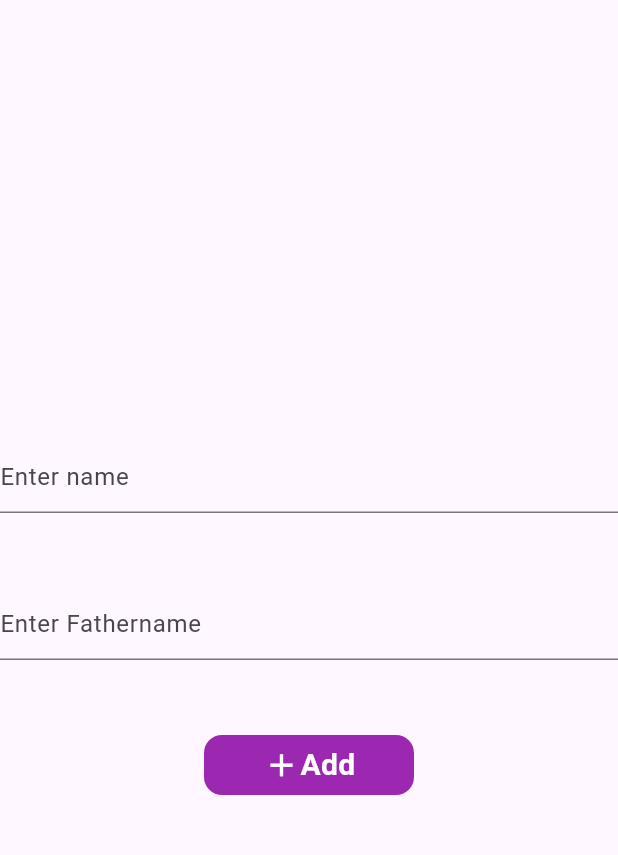
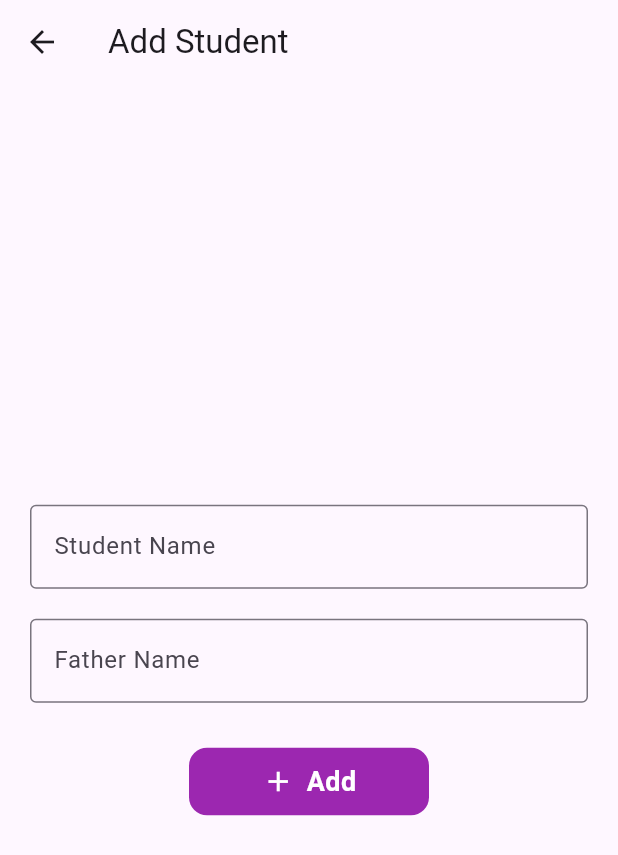
Before and after one commit to yasirkhan5476/Flutter_crud_operations, a Flutter app: the screen it shows after launch, after a tap on the "add" icon, on a phone screen of 412 x 824 dp. Shown: the top 855 px of the screen. Run offline on Flutter 3.47's test engine with Material 3 defaults, Android fonts, the light colour scheme and no system bars.

Commit message:
read and update work

```diff
--- a/lib/AddStudent.dart
+++ b/lib/AddStudent.dart
@@ -1,74 +1,119 @@
 import 'package:flutter/material.dart';
-import 'package:flutterprojecttodo/Studentinfo.dart';
+import 'Studentinfo.dart';
 
 class Addstudent extends StatefulWidget {
-  const Addstudent({super.key});
+  final Students? studentToEdit; // If provided, we are in UPDATE mode
+
+  const Addstudent({super.key, this.studentToEdit});
 
   @override
   State<Addstudent> createState() => _AddstudentState();
 }
 
 class _AddstudentState extends State<Addstudent> {
-  final TextEditingController nameController = TextEditingController();
-  final TextEditingController fatherController = TextEditingController();
-  void savestudent(){
-    String name = nameController.text;
-    String Fathername= fatherController.text;
-    final newStudent= Students(
+  late TextEditingController nameController;
+  late TextEditingController fatherController;
 
-        name:name,
-        fathername: Fathername
+  @override
+  void initState() {
+    super.initState();
+    // Prefill text fields if editing an existing student
+    nameController = TextEditingController(
+      text: widget.studentToEdit != null ? widget.studentToEdit!.name : '',
     );
-    Navigator.pop(context,newStudent);
+    fatherController = TextEditingController(
+      text: widget.studentToEdit != null ? widget.studentToEdit!.fathername : '',
+    );
+  }
 
+  @override
+  void dispose() {
+    nameController.dispose();
+    fatherController.dispose();
+    super.dispose();
   }
+
+  void savestudent() {
+    String name = nameController.text.trim();
+    String fathername = fatherController.text.trim();
+
+    if (name.isEmpty || fathername.isEmpty) {
+      ScaffoldMessenger.of(context).showSnackBar(
+        const SnackBar(content: Text("Please fill all fields")),
+      );
+      return;
+    }
+
+    final updatedStudent = Students(
+      id: widget.studentToEdit?.id, // Keep existing ID if editing
+      name: name,
+      fathername: fathername,
+    );
+
+    Navigator.pop(context, updatedStudent);
+  }
+
   @override
   Widget build(BuildContext context) {
+    bool isEditing = widget.studentToEdit != null;
+
     return Scaffold(
-      body: Column(
-        spacing: 50,
+      appBar: AppBar(
+        title: Text(isEditing ? "Edit Student" : "Add Student"),
+      ),
+      body: Padding(
+        padding: const EdgeInsets.all(20.0),
+        child: Column(
           mainAxisAlignment: MainAxisAlignment.center,
           children: [
             TextField(
               controller: nameController,
-            decoration: InputDecoration(
-              hintText: "Enter name"
+              decoration: const InputDecoration(
+                labelText: "Student Name",
+                border: OutlineInputBorder(),
               ),
             ),
+            const SizedBox(height: 20),
             TextField(
               controller: fatherController,
-            decoration: InputDecoration(
-                hintText: "Enter Fathername"
+              decoration: const InputDecoration(
+                labelText: "Father Name",
+                border: OutlineInputBorder(),
               ),
             ),
+            const SizedBox(height: 30),
             InkWell(
-            onTap: (){
-               savestudent();
-            },
-            child:
-            Container(
-              width: 140,
-              height: 40,
+              onTap: savestudent,
+              child: Container(
+                width: 160,
+                height: 45,
                 decoration: BoxDecoration(
-                  color: Colors.purple,
-                  borderRadius: BorderRadius.circular(12)
+                  color: isEditing ? Colors.orange : Colors.purple,
+                  borderRadius: BorderRadius.circular(12),
                 ),
                 child: Row(
                   mainAxisAlignment: MainAxisAlignment.center,
                   children: [
-                  Icon(Icons.add,color:Colors.white,size: 25,),
-                  Text("Add",style: TextStyle(
+                    Icon(
+                      isEditing ? Icons.save : Icons.add,
+                      color: Colors.white,
+                      size: 22,
+                    ),
+                    const SizedBox(width: 8),
+                    Text(
+                      isEditing ? "Update" : "Add",
+                      style: const TextStyle(
                         color: Colors.white,
                         fontWeight: FontWeight.bold,
-                      fontSize: 20
-                  ),)
-
+                        fontSize: 18,
+                      ),
+                    ),
                   ],
                 ),
               ),
             ),
-
           ],
+        ),
       ),
     );
   }
--- a/lib/Studentinfo.dart
+++ b/lib/Studentinfo.dart
@@ -8,7 +8,6 @@ class Studentinfo extends StatefulWidget {
   @override
   State<Studentinfo> createState() => _StudentinfoState();
 }
-
 class Students {
   String? id;
   String name;
@@ -16,7 +15,7 @@ class Students {
   List<dynamic>? subject;
 
   Students({
-     this.id,
+    this.id,
     required this.name,
     required this.fathername,
     this.subject,
@@ -24,98 +23,121 @@ class Students {
 }
 
 class _StudentinfoState extends State<Studentinfo> {
+  var varUuid= const Uuid();
+  late List<Students> students = [
+    Students(id: varUuid.v4(), name: "Yasir", fathername: "Idrees"),
+    Students(id: varUuid.v4(), name: "Ali", fathername: "Usman"),
+    Students(id: varUuid.v4(), name: "Bilal", fathername: "Tariq"),
+  ];
+  Future<void> _navigateAndSaveStudent([Students? existingStudent,int? index])async {
+       final result = await Navigator.of(context).push(MaterialPageRoute(builder: (context)=>Addstudent(studentToEdit:existingStudent )));
+       if(result!=null || result is Students){
+         setState(() {
+           if(index!=null){
+             students[index]=result;
+           }else{
+             result.id=varUuid.v4();
+             students.add(result);
+           }
+         });
+       }
+  }
+  void _deletestudent(int index){
+    showDialog(
+        context: context,
+        builder: (context)=>AlertDialog(
+          title: const Text("Delete Student"),
+          content: Text("Are you sure you want to delete this record?"),
+          actions: [
+            TextButton(
+              onPressed: () => Navigator.pop(context),
+              child: const Text("Cancel"),
+            ),
+            ElevatedButton(
+              style: ElevatedButton.styleFrom(backgroundColor: Colors.red),
+              onPressed: () {
+                setState(() {
+                  students.removeAt(index);
+                });
+                Navigator.pop(context);
+              },
+              child: const Text("Delete", style: TextStyle(color: Colors.white)),
+            ),
+          ],
+        ));
+  }
+  @override
+  Widget build(BuildContext context) {
+    return Scaffold(
+      appBar: AppBar(
+        title: const Text("Student Records (CRUD)"),
+        backgroundColor: Colors.blue,
+      ),
+      body: students.isEmpty? const Center(child: Text("No student is showing,tap + to add"),):
+          ListView.builder(
+              padding: const EdgeInsets.all(12),
+              itemCount: students.length,
+              shrinkWrap: true,
+              itemBuilder: (context,index){
+                final student=students[index];
+                return Card(
+                  elevation: 3,
+                  margin: const EdgeInsets.symmetric(vertical: 6),
+                  shape: RoundedRectangleBorder(
+                    borderRadius: BorderRadius.circular(12),
+                  ),
+                  child: ListTile(
+                    // 1. ID on the far left inside a CircleAvatar
+                    leading: CircleAvatar(
+                      backgroundColor: Colors.blue,
+                      child: Text(
+                        "${index + 1}",
+                        style: const TextStyle(color: Colors.white, fontWeight: FontWeight.bold),
+                      ),
+                    ),
 
-  // Updated component to support expanding inside a Row
-  Widget mycomponent(String label) {
-    return Expanded(
-      child: Container(
-        height: 40, // Increased height for better visibility
-        decoration: const BoxDecoration(color: Colors.black),
-        alignment: Alignment.center, // Centers the text inside the container
-        child: Text(
-          label,
-          style: const TextStyle(color: Colors.white, fontSize: 20),
-        ),
+                    // 2. Name
+                    title: Text(
+                      student.name,
+                      style: const TextStyle(fontWeight: FontWeight.bold, fontSize: 16),
+                    ),
+
+                    // 3. Father Name (Subtitle with top padding for spacing)
+                    subtitle: Padding(
+                      padding: const EdgeInsets.only(top: 4.0),
+                      child: Text("Father: ${student.fathername}"),
+                    ),
+
+                    // 4. Edit & Delete Buttons on the far right using a Row
+                    trailing: Row(
+                      mainAxisSize: MainAxisSize.min, // Prevents row from taking full width
+                      children: [
+                        IconButton(
+                          icon: const Icon(Icons.edit, color: Colors.blue),
+                          onPressed: () {
+                            _navigateAndSaveStudent(student, index);
+                          },
+                        ),
+                        // Space between Edit and Delete buttons
+
+                        IconButton(
+                          icon: const Icon(Icons.delete, color: Colors.red),
+                          onPressed: () {
+                            _deletestudent(index);
+                          },
+                        ),
+                      ],
+                    ),
+                  ),
+
+                );
+              }),
+      floatingActionButton: FloatingActionButton(
+        onPressed: () {
+          _navigateAndSaveStudent(); // Open in CREATE mode
+        },
+        child: const Icon(Icons.add),
       ),
     );
   }
-  var uuid = Uuid();
-  late List<Students> students = [
-    Students(id: uuid.v1() , name: "name1", fathername: "fathername"),
-    Students(id: uuid.v4(), name: "name1", fathername: "fathername"),
-    Students(id: uuid.v4(), name: "name1", fathername: "fathername"),
-    Students(id: uuid.v4(), name: "name1", fathername: "fathername"),
-
-  ];
-
-  @override
-  Widget build(BuildContext context) {
-
-    return Scaffold(
-      appBar: AppBar(
-        title: const Text("Student"),
-        backgroundColor: Colors.blue,
-      ),
-
-      body: SingleChildScrollView(
-        child:    Column(
-          mainAxisAlignment: MainAxisAlignment.start,
-
-          children: [
-            ListView.builder(
-              itemCount: students.length,
-              shrinkWrap: true,
-              itemBuilder: (context, index) {
-                return Padding(
-                  padding: const EdgeInsets.all(8.0),
-                  child: Container(
-                    height: 80,
-                    decoration: BoxDecoration(
-                        color: Colors.grey,
-                        borderRadius: BorderRadius.circular(12)
-
-                    ),
-                    child: Column(
-                      children: [
-                        Text("ID: ${index + 1}",
-                            style: const TextStyle(fontSize: 14, fontWeight: FontWeight.bold, color: Colors.blue)),
-                        Text(students[index].name),
-                        Text(students[index].fathername)
-                      ],
-                    ),
-
-                  ),
-                );
-              }
-          )
-
-          ],
-
-        ),
-
-      ),
-      floatingActionButton: FloatingActionButton(
-        onPressed: () async{
-              final newStudent= await Navigator.of(context).push(MaterialPageRoute(builder: (context)=> Addstudent()));
-
-              if(newStudent!=null && newStudent is Students){
-                  setState(()  {
-                  students.add( newStudent);
-
-                });
-              }
-        },
-        child: Icon(Icons.add),
-      ),
-
-
-
-
-
-
-
-
-    );
-
-  }
 }
```
Lines whose indentation alone changed are shown as unchanged.
